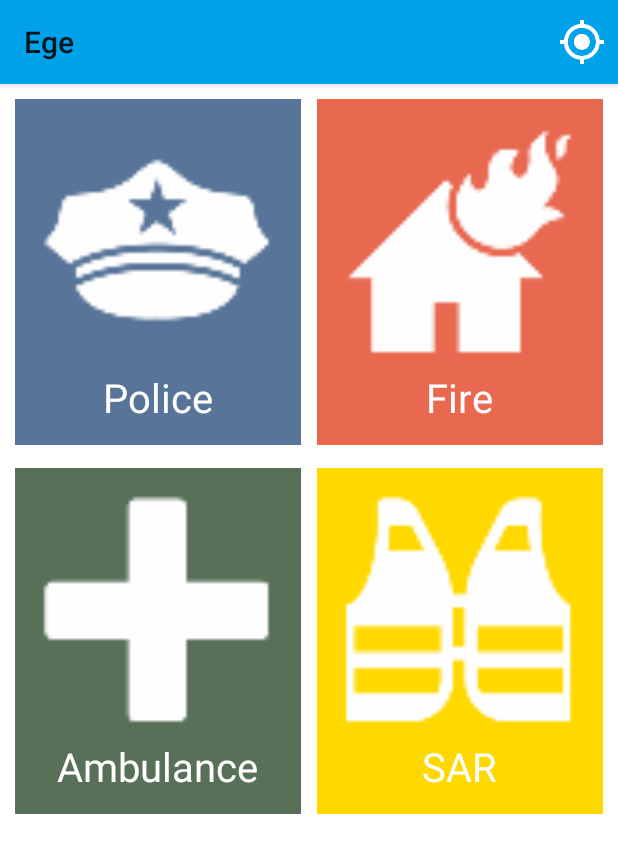
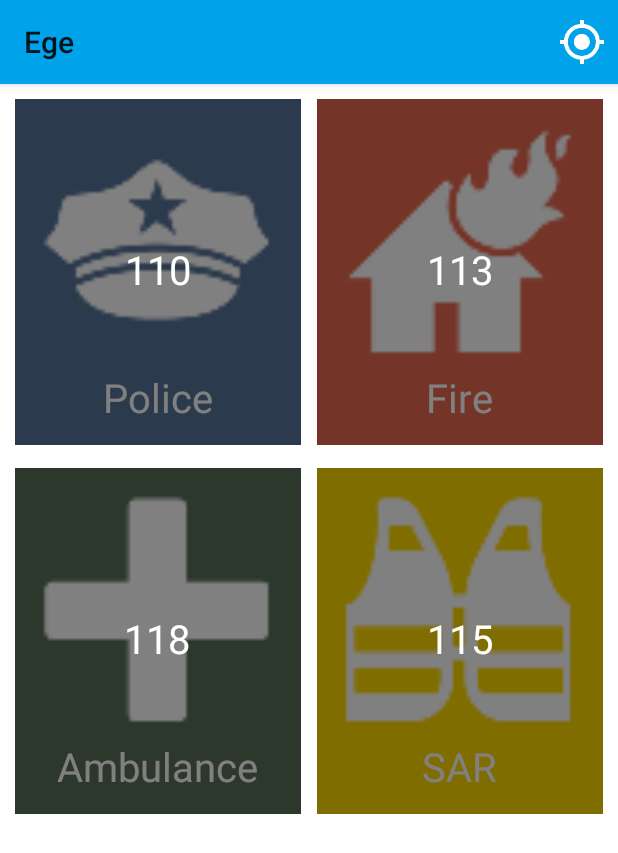
Before and after one commit to emovid/Ege, an Android app: the screen it shows after launch (QuickCallActivity), on a phone screen of 412 x 824 dp. Shown: the top 853 px of the screen. Run offline under Robolectric (Android 15) with nearby library versions, the phone set to English and light mode, and no system bars.

Commit message:
Add transparent layer above button object

```diff
--- a/app/src/main/res/layout/activity_quick_call.xml
+++ b/app/src/main/res/layout/activity_quick_call.xml
@@ -27,13 +27,15 @@
             android:paddingTop="10dp"
             android:paddingRight="5dp"
             android:paddingBottom="5dp">
+
             <LinearLayout
                 android:layout_width="match_parent"
                 android:layout_height="match_parent"
                 android:orientation="vertical"
                 android:layout_gravity="center"
                 android:background="#587498"
-                android:padding="10dp">
+                android:padding="10dp"
+                android:id="@+id/button_police">
                 <ImageButton
                     android:layout_width="match_parent"
                     android:layout_height="wrap_content"
@@ -49,6 +51,28 @@
                     android:paddingBottom="4dp"
                     android:layout_gravity="center"
                     android:textColor="#ffffff" />
+            </LinearLayout>
+
+            <LinearLayout
+                android:layout_width="match_parent"
+                android:layout_height="match_parent"
+                android:orientation="vertical"
+                android:layout_gravity="center"
+                android:padding="10dp"
+                android:visibility="visible"
+                android:gravity="center"
+                android:background="#7f000000"
+                android:id="@+id/transparent_layer_police">
+
+                <TextView
+                    android:layout_width="wrap_content"
+                    android:layout_height="wrap_content"
+                    android:text="110"
+                    android:textSize="@dimen/call_button_textsize"
+                    android:paddingBottom="4dp"
+                    android:layout_gravity="center"
+                    android:textColor="#ffffff"
+                    android:id="@+id/phone_number_police" />
             </LinearLayout>
         </FrameLayout>
 
@@ -67,7 +91,8 @@
                 android:orientation="vertical"
                 android:clipChildren="false"
                 android:background="#E86850"
-                android:padding="10dp">
+                android:padding="10dp"
+                android:id="@+id/button_fire">
                 <ImageButton
                     android:layout_width="match_parent"
                     android:layout_height="wrap_content"
@@ -82,6 +107,28 @@
                     android:textSize="@dimen/call_button_textsize"
                     android:layout_gravity="center"
                     android:textColor="#ffffff" />
+            </LinearLayout>
+
+            <LinearLayout
+                android:layout_width="match_parent"
+                android:layout_height="match_parent"
+                android:orientation="vertical"
+                android:layout_gravity="center"
+                android:padding="10dp"
+                android:visibility="visible"
+                android:gravity="center"
+                android:background="#7f000000"
+                android:id="@+id/transparent_layer_fire">
+
+                <TextView
+                    android:layout_width="wrap_content"
+                    android:layout_height="wrap_content"
+                    android:text="113"
+                    android:textSize="@dimen/call_button_textsize"
+                    android:paddingBottom="4dp"
+                    android:layout_gravity="center"
+                    android:textColor="#ffffff"
+                    android:id="@+id/phone_number_fire" />
             </LinearLayout>
         </FrameLayout>
 
@@ -108,7 +155,8 @@
                 android:orientation="vertical"
                 android:layout_gravity="center"
                 android:background="#587058"
-                android:padding="10dp">
+                android:padding="10dp"
+                android:id="@+id/button_ambulance">
 
                 <ImageButton
                     android:layout_width="match_parent"
@@ -126,6 +174,28 @@
                     android:paddingBottom="4dp"
                     android:layout_gravity="center"
                     android:textColor="#ffffff" />
+            </LinearLayout>
+
+            <LinearLayout
+                android:layout_width="match_parent"
+                android:layout_height="match_parent"
+                android:orientation="vertical"
+                android:layout_gravity="center"
+                android:padding="10dp"
+                android:visibility="visible"
+                android:gravity="center"
+                android:background="#7f000000"
+                android:id="@+id/transparent_layer_ambulance">
+
+                <TextView
+                    android:layout_width="wrap_content"
+                    android:layout_height="wrap_content"
+                    android:text="118"
+                    android:textSize="@dimen/call_button_textsize"
+                    android:paddingBottom="4dp"
+                    android:layout_gravity="center"
+                    android:textColor="#ffffff"
+                    android:id="@+id/phone_number_ambulance" />
             </LinearLayout>
         </FrameLayout>
 
@@ -145,7 +215,9 @@
                 android:orientation="vertical"
                 android:clipChildren="false"
                 android:background="#FFD800"
-                android:padding="10dp">
+                android:padding="10dp"
+                android:id="@+id/button_sar"
+                android:onClick="onClick">
 
                 <ImageButton
                     android:layout_width="match_parent"
@@ -163,6 +235,28 @@
                     android:layout_gravity="center"
                     android:textColor="#ffffff" />
             </LinearLayout>
+
+            <LinearLayout
+                android:layout_width="match_parent"
+                android:layout_height="match_parent"
+                android:orientation="vertical"
+                android:layout_gravity="center"
+                android:padding="10dp"
+                android:visibility="visible"
+                android:gravity="center"
+                android:background="#7f000000"
+                android:id="@+id/transparent_layer_sar">
+
+                <TextView
+                    android:layout_width="wrap_content"
+                    android:layout_height="wrap_content"
+                    android:text="115"
+                    android:textSize="@dimen/call_button_textsize"
+                    android:paddingBottom="4dp"
+                    android:layout_gravity="center"
+                    android:textColor="#ffffff"
+                    android:id="@+id/phone_number_sar" />
+            </LinearLayout>
         </FrameLayout>
     </TableRow>
 </TableLayout>
```
